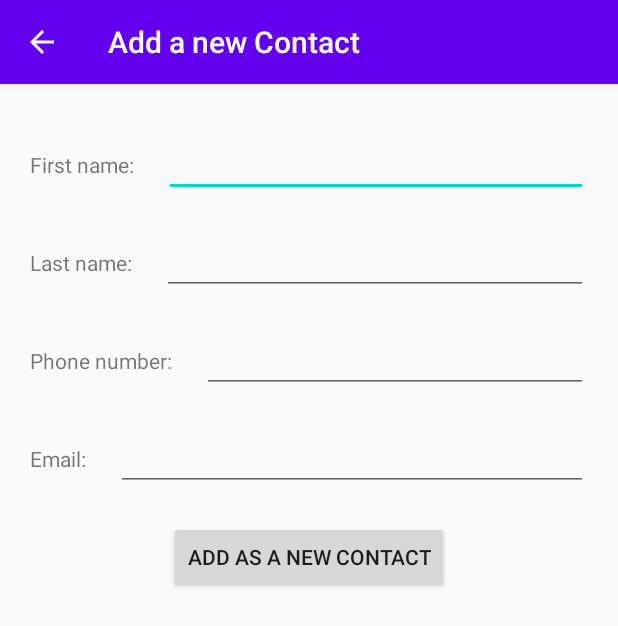
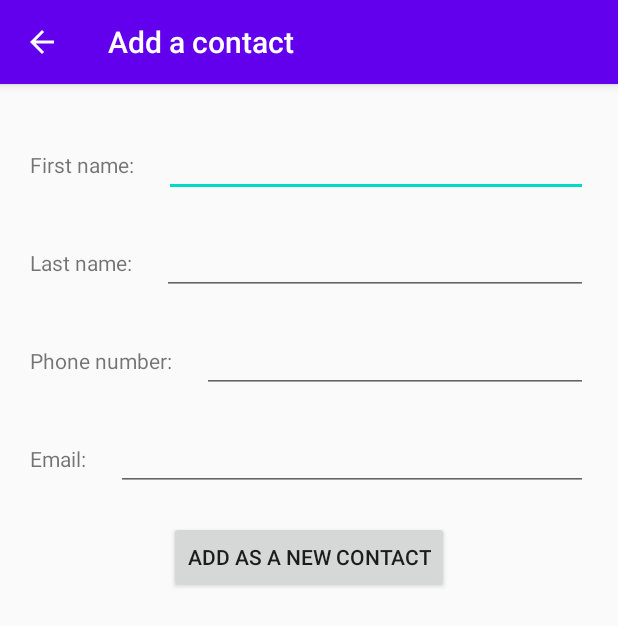
Before and after one commit to matiboux/griffith-android-contactmanager, an Android app: the AddContact screen opened directly, with no data from a screen before it, on a phone screen of 412 x 824 dp. Shown: the top 626 px of the screen. Run offline under Robolectric (Android 15) with nearby library versions, the phone set to English and light mode, and no system bars.

Commit message:
Fixed submit button text in AddContact.java

```diff
--- a/ContactManager/app/src/main/java/com/matiboux/griffith/contactmanager/AddContact.java
+++ b/ContactManager/app/src/main/java/com/matiboux/griffith/contactmanager/AddContact.java
@@ -45,12 +45,13 @@ public class AddContact extends AppCompatActivity {
         // Set information
         String actionBarTitle;
         if (contactInfo != null) {
-            actionBarTitle = "Edit " + contactInfo.getFullName();
+            actionBarTitle = getString(R.string.edit_contact_title) + ": " + contactInfo.getFullName();
             inputFirstname.setText(contactInfo.firstname);
             inputLastname.setText(contactInfo.lastname);
             inputPhone.setText(contactInfo.phone);
             inputEmail.setText(contactInfo.email);
-        } else actionBarTitle = "Add a new Contact";
+            btnSubmit.setText(R.string.edit_contact_submit_button);
+        } else actionBarTitle = getString(R.string.add_contact_title);
 
         // Action Bar attributes
         if (actionBar != null) {
--- a/ContactManager/app/src/main/res/values/strings.xml
+++ b/ContactManager/app/src/main/res/values/strings.xml
@@ -20,12 +20,19 @@
     <string name="attachment_summary_on">Automatically download attachments for incoming emails
     </string>
     <string name="attachment_summary_off">Only download attachments when manually requested</string>
+
+    <!-- Add / Edit Contact -->
     <string name="title_activity_add_contact">AddContact</string>
     <string name="add_contact_title">Add a contact</string>
+    <string name="edit_contact_title">Edit contact</string>
     <string name="input_label_phone">Phone number:</string>
     <string name="input_label_lastname">Last name:</string>
     <string name="input_label_firstname">First name:</string>
     <string name="input_label_email">Email:</string>
+    <string name="add_contact_submit_button">Add as a new contact</string>
+    <string name="edit_contact_submit_button">Save contact information</string>
+
+    <!-- About -->
     <string name="title_activity_about">About</string>
     <string name="about_text">
         "ContactManager app by Matiboux.\n"
@@ -34,5 +41,4 @@
         "Project assignment at Griffith College.\n"
         "https://gcd.ie/"
     </string>
-    <string name="add_contact_submit_button">Add as a new contact</string>
 </resources>
```
